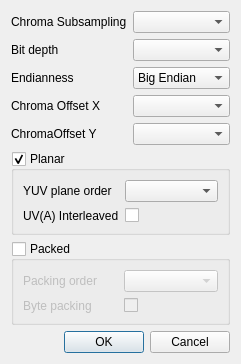
First picture: the form in YUViewLib/ui/videoHandlerYUV_CustomFormatDialog.ui, repository IENT/YUView, before the edit.
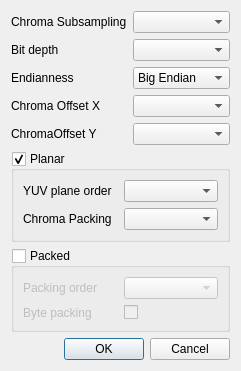
Second picture: the form after the edit.

Commit message: Add chroma packing mode per for planar formats

What changed in the file:
```diff
--- a/YUViewLib/ui/videoHandlerYUV_CustomFormatDialog.ui
+++ b/YUViewLib/ui/videoHandlerYUV_CustomFormatDialog.ui
@@ -7,7 +7,7 @@
     <x>0</x>
     <y>0</y>
     <width>236</width>
-    <height>335</height>
+    <height>355</height>
    </rect>
   </property>
   <property name="windowTitle">
@@ -217,19 +217,6 @@
         </property>
        </widget>
       </item>
-      <item row="1" column="1">
-       <widget class="QCheckBox" name="checkBoxUVInterleaved">
-        <property name="toolTip">
-         <string>Are only the UV (and A if present) planes interleaved?</string>
-        </property>
-        <property name="whatsThis">
-         <string>Are only the UV (and A if present) planes interleaved?</string>
-        </property>
-        <property name="text">
-         <string/>
-        </property>
-       </widget>
-      </item>
       <item row="1" column="0">
        <widget class="QLabel" name="labelUVInterleaved">
         <property name="toolTip">
@@ -239,10 +226,13 @@
          <string>Are only the UV (and A if present) planes interleaved?</string>
         </property>
         <property name="text">
-         <string>UV(A) Interleaved</string>
+         <string>Chroma Packing</string>
         </property>
        </widget>
       </item>
+      <item row="1" column="1">
+       <widget class="QComboBox" name="comboBoxPlanarChromaPacking"/>
+      </item>
      </layout>
     </widget>
    </item>
```
Left out of the diff: 1 changed line with no effect on the pictures. The commit also changes 5 other files.
